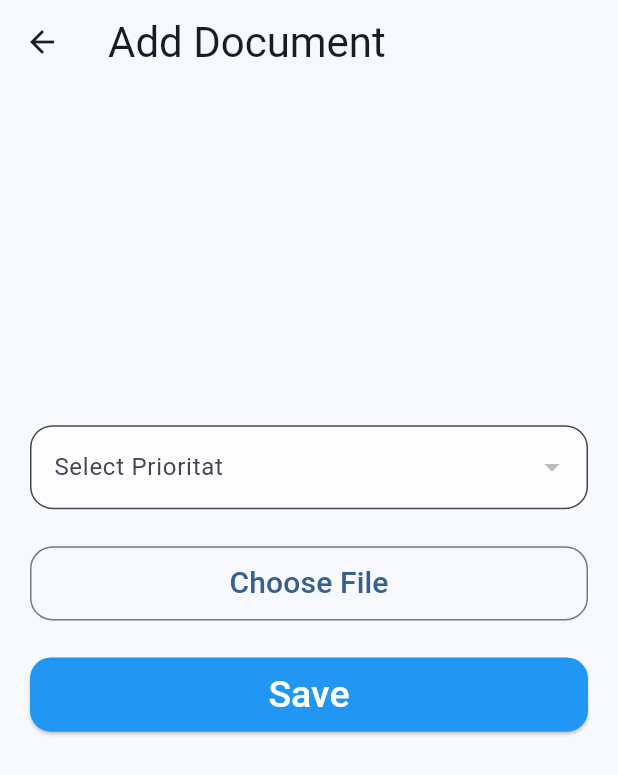
After one commit to thezuraiz/hrm-app, a Flutter app: the DocumentApi screen opened directly, after a tap on the "add" icon, on a phone screen of 412 x 824 dp. The commit adds this screen. Shown: the top 775 px of the screen. Run offline on Flutter 3.47's test engine with Material 3 defaults, Android fonts, the phone set to English and light mode, and no system bars; our stand-ins replace file_picker, flutter_slidable, form_field_validator, get, lottie, shared_preferences; missing offline and left inert: flutter_file_downloader; accounts and stored records are empty; network calls fail.

Commit message:
Adding Upload and Download Documents Functionality

```diff
--- a/lib/controller/documentControllers/documentController.dart
+++ b/lib/controller/documentControllers/documentController.dart
@@ -1,7 +1,9 @@
 import 'dart:convert';
 import 'dart:io';
+import 'package:file_picker/file_picker.dart';
+import 'package:flutter_file_downloader/flutter_file_downloader.dart';
 import 'package:get/get.dart';
-import 'package:hrmapp/model/document/DocumentModel.dart';
+import 'package:hrmapp/controller/globalController.dart';
 import 'package:hrmapp/utils/helperWid.dart';
 import 'package:shared_preferences/shared_preferences.dart';
 import 'package:flutter/material.dart';
@@ -10,4 +12,199 @@ import 'package:intl/intl.dart';
 
 class DocumentController extends GetxController{
 
+  GlobalController globalController = Get.put(GlobalController());
+
+  RxList documents = [].obs;
+  RxList<Map> documentTypes = <Map<dynamic, dynamic>>[].obs;
+  RxString selectedDocumentType = ''.obs;
+  RxBool loadingDocuments = false.obs;
+
+  RxBool formLoading = false.obs;
+  Rx<File> file = File('').obs;
+
+  RxList<Map> documentType = <Map<dynamic, dynamic>>[].obs;
+
+  Future<void> fetchDocuments() async {
+    loadingDocuments.value = true;
+    final SharedPreferences prefs = await SharedPreferences.getInstance();
+    final token = prefs.getString('token');
+    debugPrint("Token in : $token");
+    try {
+      String url = "https://leaves-hrm.solutions36t.com/api/DocumentApi";
+      final response = await http.get(
+        Uri.parse(url),
+        headers: {
+          'Content-Type': 'application/json',
+          'Accept': 'application/json',
+          'Authorization': "Bearer $token"
+        },
+      );
+
+      debugPrint("Status: ${response.statusCode}");
+      if (response.statusCode == 200) {
+        final json = jsonDecode(response.body);
+        debugPrint("Documents -> ${json['data'].toString()}");
+        final result = json['data'];
+        documents.value = result;
+        loadingDocuments.value = false;
+      } else {
+        HelperWidgets.Errortoaster("Somthing Went Wrong!");
+        loadingDocuments.value = false;
+        throw Exception("Empty response body");
+      }
+    } on SocketException catch (e) {
+      HelperWidgets.Errortoaster("Internet Connection Failed");
+      loadingDocuments.value = false;
+      throw const SocketException("Internet Connection Failed");
+    } catch (e) {
+      // debugPrint("Failed to fetch Todo: $e");
+      loadingDocuments.value = false;
+      HelperWidgets.Errortoaster("Failed to fetch Todo: $e");
+      throw Exception("Failed to fetch Todo: $e");
+    }
+  }
+
+  Future<void> fetchDocumentTypes() async {
+    String url = 'https://leaves-hrm.solutions36t.com/api/DocumentApi/DocumentTypes';
+    SharedPreferences prefs = await SharedPreferences.getInstance();
+    final token = prefs.getString("token");
+    // debugPrint("token: $token");
+
+    try {
+      final response = await http.get(
+        Uri.parse(url),
+        headers: {
+          'Content-Type': 'application/json',
+          'Accept': 'application/json',
+          'Authorization': "Bearer $token"
+        },
+      );
+
+      debugPrint("Status: ${response.statusCode}");
+      if (response.statusCode == 200) {
+        final json = jsonDecode(response.body) as Map;
+        var context = json['data'];
+        for (Map i in context) {
+          // debugPrint("I: ${i['text']}");
+          documentTypes.add({
+            "disabled": i['disabled'],
+            "group": i['group'],
+            "selected": i['selected'],
+            "text": i['text'],
+            "value": i['value']
+          });
+        }
+
+      } else {
+        throw Exception("Empty response body");
+      }
+    } catch (e) {
+      debugPrint("Failed to fetch Todo: $e");
+      throw Exception("Failed to fetch Todo: $e");
+    }
+  }
+
+  void downloadFile(Map obj) async {
+
+    String downloadUrl = 'https://leaves-hrm.solutions36t.com/Uploads/Documents/' + "${obj['employeeId']}/" + obj['relativeName'];
+      final fileNameParts = obj['documentName'].toString().split('.');
+      final fileName = fileNameParts.first;
+      debugPrint("Download Url: $downloadUrl");
+      debugPrint("FileName: $fileName");
+
+    try {
+      FileDownloader.downloadFile(
+        url: downloadUrl,
+        name: fileName,
+        notificationType: NotificationType.all,
+        onDownloadRequestIdReceived: (downloadId) {
+          HelperWidgets.Greentoaster("Download Started");
+        },
+        onDownloadCompleted: (path) {
+          final file = File(path);
+          debugPrint(file.toString());
+          HelperWidgets.Greentoaster("Download Completed");
+        },
+        onDownloadError: (errorMessage) {
+          HelperWidgets.Errortoaster("Download Failed");
+        },
+      );
+    }catch(e){
+      debugPrint("Error: " + e.toString() );
+    }
+  }
+
+  Future<void> addDocument() async {
+    formLoading.value = true;
+    try {
+      SharedPreferences prefs = await SharedPreferences.getInstance();
+      final token = prefs.getString("token");
+
+      // Read file content as bytes
+      List<int> fileBytes = await file.value.readAsBytes();
+
+      // Convert file content to base64
+      String fileBase64 = base64Encode(fileBytes);
+
+      // Prepare the request body
+      Map<String, dynamic> requestBody = {
+        "documentName": file.value.path.split('/').last,
+        "documentTypeId": selectedDocumentType.value,
+        "employeeId": '19cc0518-b993-4f8f-901b-85c4068e7faa', // Make sure this is a string
+        "fileBase64Content": fileBase64
+      };
+
+      // Send the request
+      final response = await http.post(
+        Uri.parse('https://leaves-hrm.solutions36t.com/api/DocumentApi/Submit'),
+        headers: {
+          'Authorization': 'Bearer $token',
+          'Content-Type': 'application/json',
+        },
+        body: jsonEncode(requestBody),
+      );
+      formLoading.value = false;
+      if (response.statusCode == 200) {
+        final data = jsonDecode(response.body);
+        debugPrint("Form Submitted: $data");
+        if (data['isSuccess']) {
+          HelperWidgets.Greentoaster("Document Added! ${data['isSuccess']}");
+          fetchDocuments();
+        }
+      } else {
+        debugPrint("Error: ${response.statusCode}");
+        debugPrint("Response Body: ${response.body}");
+        HelperWidgets.Errortoaster("Something Went Wrong");
+      }
+    } on SocketException catch (err) {
+      debugPrint("Socket Exception: $err");
+      formLoading.value = false;
+      HelperWidgets.Errortoaster("Internet Connection Failed");
+    } catch (e) {
+      debugPrint("Error: $e");
+      formLoading.value = false;
+      HelperWidgets.Errortoaster("Failed to submit form. Please try again later.");
+    }
+  }
+
+
+
+
+  setFile()async{
+    file.value = File('');
+    FilePickerResult? result = await FilePicker.platform.pickFiles();
+
+    if (result != null) {
+      file.value = File(result.files.single.path!);
+      debugPrint("File Value: ${file.value}");
+    } else {
+      HelperWidgets.Errortoaster("No File Picked");
+      // User canceled the picker
+    }
+  }
+
+  formattedDate(final date) {
+    return DateFormat('dd-MM-yyyy').format(DateTime.parse(date)).toString();
+  }
+
 }
--- a/lib/controller/loginController.dart
+++ b/lib/controller/loginController.dart
@@ -6,7 +6,6 @@ import 'package:get/get_rx/get_rx.dart';
 import 'package:hrmapp/controller/globalController.dart';
 import 'package:hrmapp/utils/helperWid.dart';
 import 'package:hrmapp/view/landingScreen.dart';
-import 'package:hrmapp/view/todo/todo_page.dart';
 import 'package:http/http.dart' as http;
 import 'package:shared_preferences/shared_preferences.dart';
 
@@ -42,6 +41,7 @@ class LoginController extends GetxController {
         debugPrint("response.body: ${response.body}");
         final SharedPreferences prefs = await SharedPreferences.getInstance();
         prefs.setString("token", jsonDecode(response.body)["token"]);
+        prefs.setString("userEmail", email);
         debugPrint('token: ${jsonDecode(response.body)["token"]}');
         debugPrint('Time ${DateTime.now()}');
         HelperWidgets.Greentoaster("You are Loggined");
--- /dev/null
+++ b/lib/view/documents/addDocument.dart
@@ -0,0 +1,108 @@
+import 'package:flutter/material.dart';
+import 'package:get/get.dart';
+import 'package:hrmapp/controller/documentControllers/documentController.dart';
+import 'package:hrmapp/utils/helperWid.dart';
+
+class AddDocument extends StatefulWidget {
+  const AddDocument({super.key});
+
+  @override
+  State<AddDocument> createState() => _AddDocumentState();
+}
+
+class _AddDocumentState extends State<AddDocument> {
+
+  DocumentController documentController = Get.put(DocumentController());
+  final formKey = GlobalKey<FormState>();
+
+  @override
+  Widget build(BuildContext context) {
+    return Scaffold(
+      appBar: AppBar(
+        title: Text(
+          "Add Document",
+          style: Theme.of(context).textTheme.headlineMedium,
+        ),
+        centerTitle: false,
+      ),
+      body: SingleChildScrollView(
+        padding: const EdgeInsets.symmetric(horizontal: 20),
+        child: Form(
+          key: formKey,
+          child: SizedBox(
+            height: Get.height * 0.8,
+            child: Obx(() => Column(
+              mainAxisAlignment: MainAxisAlignment.center,
+              children: [
+                DropdownButtonFormField(
+                  decoration:
+                  const InputDecoration(labelText: "Select Prioritat"),
+                  value: documentController.documentTypes.isNotEmpty
+                      ? documentController.documentTypes.first['text']
+                      : null,
+                  items: documentController.documentTypes.map((Map item) {
+                    return DropdownMenuItem<String>(
+                      value: item['value'],
+                      child: Text(item['text']),
+                    );
+                  }).toList(),
+                  onChanged: (newValue) {
+                    debugPrint("New Value: $newValue");
+                    documentController.selectedDocumentType.value =
+                        newValue.toString();
+                  },
+                  validator: (value) {
+                    if (value == null || value == "") {
+                      return "Required";
+                    }
+                    return null;
+                  },
+                ),
+                SizedBox(
+                  height: Get.height * 0.03,
+                ),
+                SizedBox(
+                  width: double.infinity,
+                  height: Get.height * 0.06,
+                  child: OutlinedButton(
+                    onPressed: () {
+                      documentController.setFile();
+                    },
+                    style: OutlinedButton.styleFrom(
+                        shape: RoundedRectangleBorder(borderRadius: BorderRadius.circular(15))
+                    ),
+                    child: const Text(
+                      "Choose File",
+                      style: TextStyle(fontSize: 20),
+                    ),
+                  ),
+                ),
+                SizedBox(
+                  height: Get.height * 0.03,
+                ),
+                SizedBox(
+                    width: double.infinity,
+                    height: Get.height * 0.06,
+                    child: documentController.formLoading.value
+                        ? const Center(child: CircularProgressIndicator(),)
+                        : ElevatedButton(
+                        onPressed: () {
+                          if (formKey.currentState!.validate()) {
+                            if (documentController.file.value.path.isEmpty) {
+                              HelperWidgets.Errortoaster("File Required");
+                              return;
+                            }
+                            documentController.addDocument();
+                          }
+
+
+                        },
+                        child: const Text("Save")))
+              ],
+            )),
+          ),
+        ),
+      ),
+    );
+  }
+}
--- a/lib/view/login_screen.dart
+++ b/lib/view/login_screen.dart
@@ -4,6 +4,7 @@ import 'package:get/get.dart';
 import 'package:hrmapp/controller/globalController.dart';
 import 'package:hrmapp/controller/loginController.dart';
 import 'package:lottie/lottie.dart';
+import 'package:shared_preferences/shared_preferences.dart';
 
 class LoginPage extends StatefulWidget {
   const LoginPage({super.key});
@@ -14,6 +15,7 @@ class LoginPage extends StatefulWidget {
 
 class _LoginPageState extends State<LoginPage> {
   final formKey = GlobalKey<FormState>();
+
   @override
   Widget build(BuildContext context) {
     LoginController loginController = Get.put(LoginController());
@@ -93,7 +95,7 @@ class _LoginPageState extends State<LoginPage> {
                                 loginController
                                     .loginApi(GlobalController.baseUrl);
                               },
-                              icon: CircleAvatar(
+                              icon: const CircleAvatar(
                                 backgroundColor: Colors.black,
                                 radius: 33,
                                 child: Icon(
--- a/pubspec.yaml
+++ b/pubspec.yaml
@@ -34,14 +34,15 @@ dependencies:
 
   # The following adds the Cupertino Icons font to your application.
   # Use with the CupertinoIcons class for iOS style icons.
-#  cupertino_icons: ^1.0.6
-  font_awesome_flutter: ^10.7.0
+  cupertino_icons: ^1.0.6
   get: ^4.6.6
   http: ^1.2.1
   lottie: ^3.1.0
   form_field_validator: ^1.1.0
   shared_preferences: ^2.2.2
   flutter_slidable: ^3.0.1
+  flutter_file_downloader: ^1.2.1
+  file_picker: ^6.2.0
 
 dev_dependencies:
   flutter_test:
```
Also changed, not shown: lib/controller/globalController.dart (+1 -6 lines), lib/main.dart (+12 -2 lines), lib/utils/helperWid.dart (+28 -0 lines), lib/utils/todo_helperWidgets.dart (deleted, +0 -32 lines), lib/view/documents/documentApi.dart (+68 -146 lines), lib/view/landingScreen.dart (+46 -21 lines), lib/view/leaves/leave_screen.dart (+5 -5 lines), lib/view/todo/todo_page.dart (+5 -7 lines), lib/view/todo/todo_submit.dart (+6 -7 lines), pubspec.lock, 2 other files.
